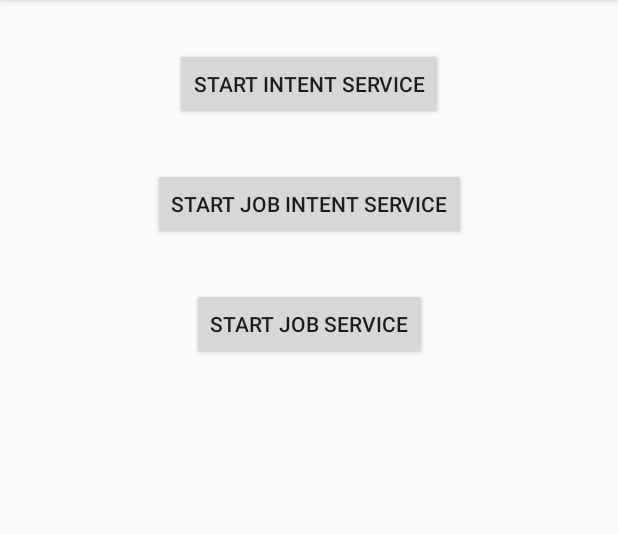
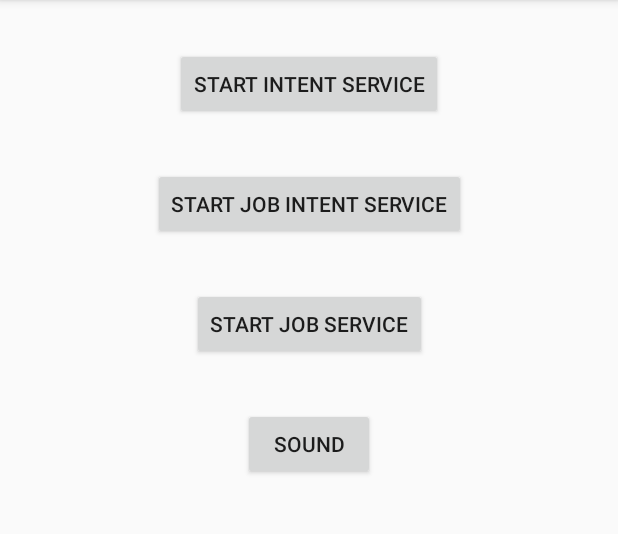
Before and after one commit to a159x36/Examples336, an Android app: the screen it shows after launch (MainActivity), after a tap on "START JOB SERVICE", on a phone screen of 412 x 824 dp, the part 84-618 px from its top. Run offline under Robolectric (Android 15) with nearby library versions, the phone set to English and light mode, and no system bars.

Commit message:
Add Audio to Jobsworth app

```diff
--- a/Jobsworth/app/src/main/java/nz/massey/jobsworth/MainActivity.java
+++ b/Jobsworth/app/src/main/java/nz/massey/jobsworth/MainActivity.java
@@ -9,11 +9,13 @@ import android.app.job.JobScheduler;
 import android.content.ComponentName;
 import android.content.Intent;
 import android.content.pm.PackageManager;
+import android.media.MediaPlayer;
 import android.os.Bundle;
 
 import nz.massey.jobsworth.databinding.ActivityMainBinding;
 
 public class MainActivity extends AppCompatActivity {
+    MediaPlayer mMp;
     public ActivityMainBinding mMainLayout;
     @Override
     protected void onCreate(Bundle savedInstanceState) {
@@ -23,14 +25,22 @@ public class MainActivity extends AppCompatActivity {
         if (checkSelfPermission(android.Manifest.permission.POST_NOTIFICATIONS) != PackageManager.PERMISSION_GRANTED) {
             requestPermissions(new String[]{Manifest.permission.POST_NOTIFICATIONS}, 0);
         }
-        mMainLayout.intentButton.setOnClickListener((view ->
+        mMainLayout.intentButton.setOnClickListener(view ->
             startService(new Intent(this,MyIntentService.class))
-        ));
-        mMainLayout.jobIntentButton.setOnClickListener((view ->
+        );
+        mMainLayout.jobIntentButton.setOnClickListener(view ->
                 JobIntentService.enqueueWork(this, MyJobIntentService.class, 159336, new Intent())
-        ));
-        mMainLayout.jobButton.setOnClickListener((view ->
-                MyJobService.scheduleJob(this)
-        ));
+        );
+        mMainLayout.jobButton.setOnClickListener(view -> MyJobService.scheduleJob(this));
+        mMp=MediaPlayer.create(this,R.raw.example);
+        mMp.setLooping(true);
+        mMainLayout.soundButton.setOnClickListener(view -> {
+            if(mMp.isPlaying()) mMp.pause(); else mMp.start();
+        } );
+    }
+    @Override
+    protected void onPause() {
+        super.onPause();
+        mMp.pause();
     }
 }
--- a/Jobsworth/app/src/main/res/layout/activity_main.xml
+++ b/Jobsworth/app/src/main/res/layout/activity_main.xml
@@ -35,4 +35,14 @@
         app:layout_constraintEnd_toEndOf="parent"
         app:layout_constraintStart_toStartOf="parent"
         app:layout_constraintTop_toBottomOf="@+id/job_intent_button" />
+
+    <Button
+        android:id="@+id/sound_button"
+        android:layout_width="wrap_content"
+        android:layout_height="wrap_content"
+        android:layout_marginTop="32dp"
+        android:text="Sound"
+        app:layout_constraintEnd_toEndOf="parent"
+        app:layout_constraintStart_toStartOf="parent"
+        app:layout_constraintTop_toBottomOf="@+id/job_button" />
 </androidx.constraintlayout.widget.ConstraintLayout>
```
Also changed, not shown: 1 other file.
